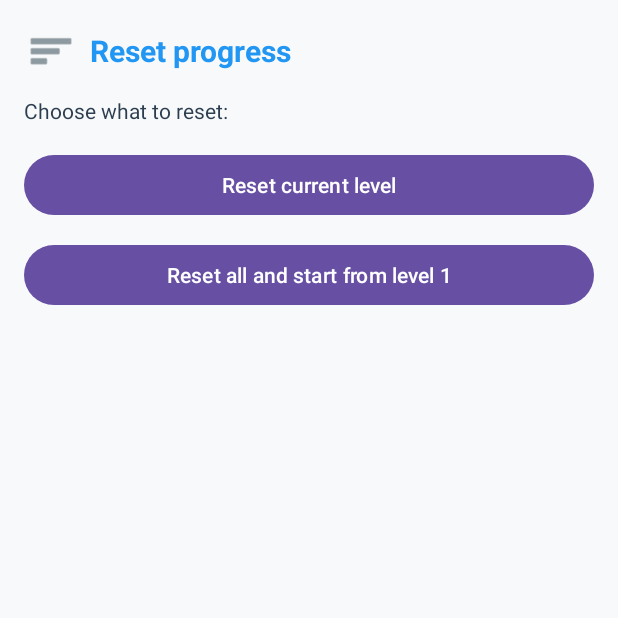
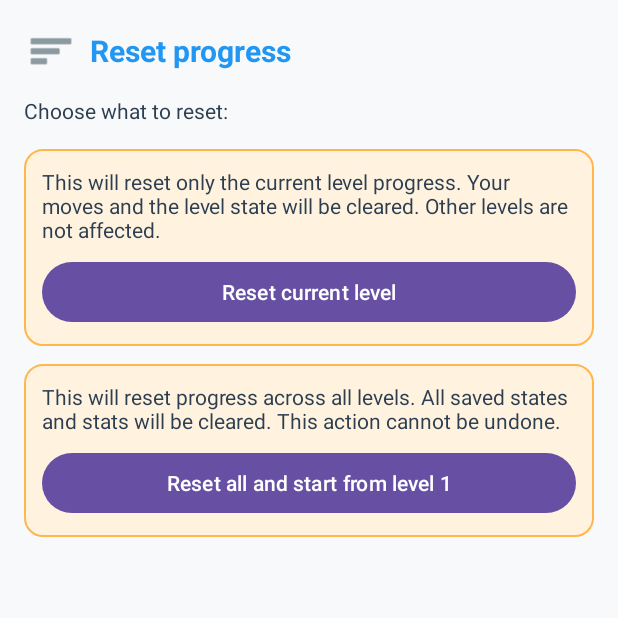
Before and after one commit to timursarsembai/CubeSorter, an Android app: the ResetActivity screen opened directly, with no data from a screen before it, on a phone screen of 412 x 824 dp, the top half of it. Run offline under Robolectric (Android 15) with nearby library versions, the phone set to English and light mode, and no system bars.

Commit message:
feat(reset): split Reset buttons into two stacked blocks with English explainers Add reset_current_explainer and reset_all_explainer strings Wrap each button in a vertical container using hint_background

```diff
--- /dev/null
+++ b/app/src/main/res/drawable/bg_block.xml
@@ -0,0 +1,14 @@
+<?xml version="1.0" encoding="utf-8"?>
+<shape xmlns:android="http://schemas.android.com/apk/res/android"
+    android:shape="rectangle">
+    <solid android:color="#FFFFFFFF" />
+    <corners android:radius="12dp" />
+    <padding
+        android:left="8dp"
+        android:top="8dp"
+        android:right="8dp"
+        android:bottom="8dp" />
+    <stroke
+        android:width="1dp"
+        android:color="#1F000000" />
+</shape>
--- a/app/src/main/res/layout/activity_reset.xml
+++ b/app/src/main/res/layout/activity_reset.xml
@@ -41,17 +41,51 @@
         android:textColor="@color/text_color"
         android:paddingBottom="16dp" />
 
-    <Button
-        android:id="@+id/buttonResetCurrent"
+    <!-- Блок 1: сброс текущего уровня -->
+    <LinearLayout
         android:layout_width="match_parent"
         android:layout_height="wrap_content"
-        android:text="@string/reset_current_level"
-        android:layout_marginBottom="12dp" />
+        android:orientation="vertical"
+        android:background="@drawable/hint_background"
+        android:padding="12dp"
+        android:layout_marginBottom="12dp">
 
-    <Button
-        android:id="@+id/buttonResetAll"
+        <TextView
+            android:layout_width="match_parent"
+            android:layout_height="wrap_content"
+            android:text="@string/reset_current_explainer"
+            android:textColor="@color/text_color"
+            android:textSize="14sp"
+            android:layout_marginBottom="8dp" />
+
+        <Button
+            android:id="@+id/buttonResetCurrent"
+            android:layout_width="match_parent"
+            android:layout_height="wrap_content"
+            android:text="@string/reset_current_level" />
+    </LinearLayout>
+
+    <!-- Блок 2: сброс всех уровней -->
+    <LinearLayout
         android:layout_width="match_parent"
         android:layout_height="wrap_content"
-        android:text="@string/reset_all_levels" />
+        android:orientation="vertical"
+        android:background="@drawable/hint_background"
+        android:padding="12dp">
+
+        <TextView
+            android:layout_width="match_parent"
+            android:layout_height="wrap_content"
+            android:text="@string/reset_all_explainer"
+            android:textColor="@color/text_color"
+            android:textSize="14sp"
+            android:layout_marginBottom="8dp" />
+
+        <Button
+            android:id="@+id/buttonResetAll"
+            android:layout_width="match_parent"
+            android:layout_height="wrap_content"
+            android:text="@string/reset_all_levels" />
+    </LinearLayout>
 
 </LinearLayout>
--- a/app/src/main/res/values/strings.xml
+++ b/app/src/main/res/values/strings.xml
@@ -50,6 +50,8 @@
     <string name="cancel">Cancel</string>
     <string name="toast_reset_current_done">Current level has been reset</string>
     <string name="toast_reset_all_done">All progress has been reset</string>
+    <string name="reset_current_explainer">This will reset only the current level progress. Your moves and the level state will be cleared. Other levels are not affected.</string>
+    <string name="reset_all_explainer">This will reset progress across all levels. All saved states and stats will be cleared. This action cannot be undone.</string>
 
     <!-- Lives and difficulty -->
     <string name="lives">Lives</string>
```
